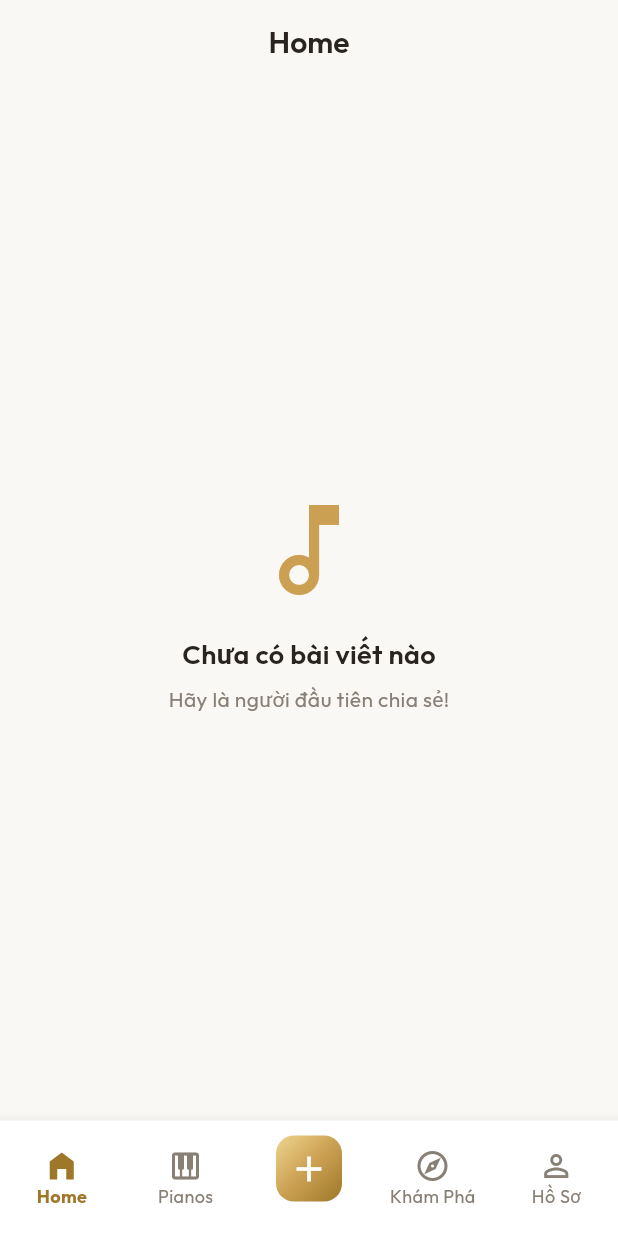
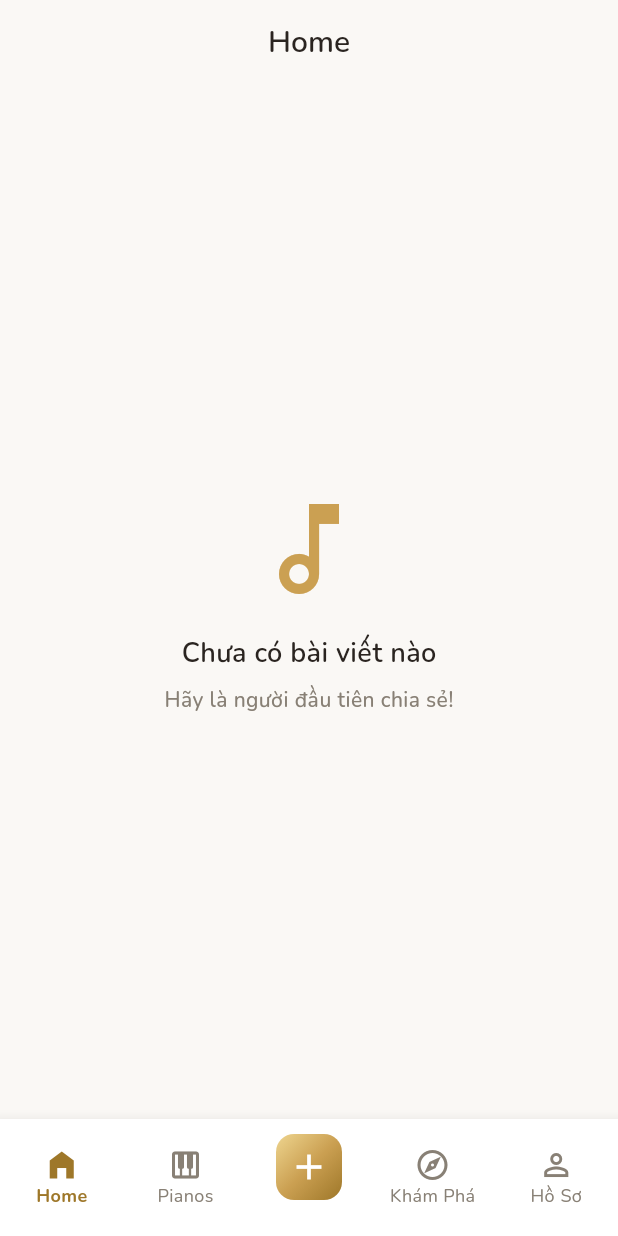
Before and after one commit to doisn2003/XpianoMobile, a Flutter app: the screen it shows after launch, on a phone screen of 412 x 824 dp. Run offline on Flutter 3.47's test engine with Material 3 defaults, Android fonts, the phone set to English and light mode, and no system bars; our stand-ins replace cached_network_image, dartz, dio, equatable, flutter_bloc, flutter_dotenv and 8 more; missing offline and left inert: cached_video_player_plus, video_compress; accounts and stored records are empty; network calls fail.

Commit message:
fix: theme

```diff
--- a/lib/core/theme/app_theme.dart
+++ b/lib/core/theme/app_theme.dart
@@ -45,21 +45,21 @@ class AppTheme {
         onSurface: textPrimary,
       ),
 
-      // Google Font: Outfit hoặc Nunito có nét mềm mại, hiện đại và sang trọng như ảnh mẫu
-      textTheme: GoogleFonts.outfitTextTheme().copyWith(
-        displayLarge: GoogleFonts.outfit(color: textPrimary, fontWeight: FontWeight.bold),
-        displayMedium: GoogleFonts.outfit(color: textPrimary, fontWeight: FontWeight.bold),
-        displaySmall: GoogleFonts.outfit(color: textPrimary, fontWeight: FontWeight.bold),
-        headlineLarge: GoogleFonts.outfit(color: textPrimary, fontWeight: FontWeight.bold),
-        headlineMedium: GoogleFonts.outfit(color: textPrimary, fontWeight: FontWeight.bold),
-        headlineSmall: GoogleFonts.outfit(color: textPrimary, fontWeight: FontWeight.bold),
-        titleLarge: GoogleFonts.outfit(color: textPrimary, fontWeight: FontWeight.w700),
-        titleMedium: GoogleFonts.outfit(color: textPrimary, fontWeight: FontWeight.w600),
-        titleSmall: GoogleFonts.outfit(color: textPrimary, fontWeight: FontWeight.w500),
-        bodyLarge: GoogleFonts.outfit(color: textPrimary),
-        bodyMedium: GoogleFonts.outfit(color: textPrimary),
-        bodySmall: GoogleFonts.outfit(color: textSecondary),
-        labelLarge: GoogleFonts.outfit(color: textPrimary, fontWeight: FontWeight.w600),
+      // Google Font: Nunito có nét mềm mại, hỗ trợ tiếng Việt tốt
+      textTheme: GoogleFonts.nunitoTextTheme().copyWith(
+        displayLarge: GoogleFonts.nunito(color: textPrimary, fontWeight: FontWeight.bold),
+        displayMedium: GoogleFonts.nunito(color: textPrimary, fontWeight: FontWeight.bold),
+        displaySmall: GoogleFonts.nunito(color: textPrimary, fontWeight: FontWeight.bold),
+        headlineLarge: GoogleFonts.nunito(color: textPrimary, fontWeight: FontWeight.bold),
+        headlineMedium: GoogleFonts.nunito(color: textPrimary, fontWeight: FontWeight.bold),
+        headlineSmall: GoogleFonts.nunito(color: textPrimary, fontWeight: FontWeight.bold),
+        titleLarge: GoogleFonts.nunito(color: textPrimary, fontWeight: FontWeight.w700),
+        titleMedium: GoogleFonts.nunito(color: textPrimary, fontWeight: FontWeight.w600),
+        titleSmall: GoogleFonts.nunito(color: textPrimary, fontWeight: FontWeight.w500),
+        bodyLarge: GoogleFonts.nunito(color: textPrimary, fontWeight: FontWeight.w500),
+        bodyMedium: GoogleFonts.nunito(color: textPrimary, fontWeight: FontWeight.w500),
+        bodySmall: GoogleFonts.nunito(color: textSecondary, fontWeight: FontWeight.w500),
+        labelLarge: GoogleFonts.nunito(color: textPrimary, fontWeight: FontWeight.w600),
       ),
 
       appBarTheme: AppBarTheme(
@@ -73,7 +73,7 @@ class AppTheme {
           statusBarIconBrightness: Brightness.dark,
           statusBarBrightness: Brightness.light,
         ),
-        titleTextStyle: GoogleFonts.outfit(
+        titleTextStyle: GoogleFonts.nunito(
           color: textPrimary,
           fontSize: 20,
           fontWeight: FontWeight.w600,
@@ -109,7 +109,7 @@ class AppTheme {
             borderRadius: BorderRadius.circular(24),
           ),
           padding: const EdgeInsets.symmetric(horizontal: 24, vertical: 12),
-          textStyle: GoogleFonts.outfit(fontWeight: FontWeight.w600, fontSize: 14),
+          textStyle: GoogleFonts.nunito(fontWeight: FontWeight.w600, fontSize: 14),
         ),
       ),
 
@@ -121,7 +121,7 @@ class AppTheme {
             borderRadius: BorderRadius.circular(24),
           ),
           padding: const EdgeInsets.symmetric(horizontal: 24, vertical: 12),
-          textStyle: GoogleFonts.outfit(fontWeight: FontWeight.w600, fontSize: 14, color: textPrimary),
+          textStyle: GoogleFonts.nunito(fontWeight: FontWeight.w600, fontSize: 14, color: textPrimary),
         ),
       ),
 
--- a/lib/core/widgets/user_avatar_widget.dart
+++ b/lib/core/widgets/user_avatar_widget.dart
@@ -52,7 +52,7 @@ class UserAvatarWidget extends StatelessWidget {
               child: avatarUrl == null || avatarUrl!.isEmpty
                   ? Text(
                       fullName.isNotEmpty ? fullName[0].toUpperCase() : '?',
-                      style: GoogleFonts.outfit(
+                      style: GoogleFonts.nunito(
                         color: Colors.white,
                         fontWeight: FontWeight.bold,
                         fontSize: radius * 0.8,
@@ -73,7 +73,7 @@ class UserAvatarWidget extends StatelessWidget {
               ),
               child: Text(
                 'GV',
-                style: GoogleFonts.outfit(
+                style: GoogleFonts.nunito(
                   color: Colors.white,
                   fontSize: 9,
                   fontWeight: FontWeight.bold,
--- a/lib/features/feed/presentation/pages/feed_screen.dart
+++ b/lib/features/feed/presentation/pages/feed_screen.dart
@@ -120,7 +120,7 @@ class _FeedBodyState extends State<_FeedBody> {
                 children: [
                   Icon(Icons.wifi_off, color: AppTheme.textSecondary.withValues(alpha: 128), size: 64),
                   const SizedBox(height: 16),
-                  Text('Không thể tải feed', style: GoogleFonts.outfit(
+                  Text('Không thể tải feed', style: GoogleFonts.nunito(
                     fontSize: 18, fontWeight: FontWeight.w600, color: AppTheme.textPrimary,
                   )),
                   const SizedBox(height: 8),
@@ -128,7 +128,7 @@ class _FeedBodyState extends State<_FeedBody> {
                     padding: const EdgeInsets.symmetric(horizontal: 32),
                     child: Text(
                       state.message,
-                      style: GoogleFonts.outfit(color: AppTheme.textSecondary, fontSize: 13),
+                      style: GoogleFonts.nunito(color: AppTheme.textSecondary, fontSize: 13),
                       textAlign: TextAlign.center,
                     ),
                   ),
@@ -166,11 +166,11 @@ class _FeedBodyState extends State<_FeedBody> {
                   children: [
                     Icon(Icons.music_note_outlined, size: 80, color: AppTheme.primaryGold.withValues(alpha: 77)),
                     const SizedBox(height: 16),
-                    Text('Chưa có bài viết nào', style: GoogleFonts.outfit(
+                    Text('Chưa có bài viết nào', style: GoogleFonts.nunito(
                       fontSize: 18, fontWeight: FontWeight.w600, color: AppTheme.textPrimary,
                     )),
                     const SizedBox(height: 8),
-                    Text('Hãy là người đầu tiên chia sẻ!', style: GoogleFonts.outfit(
+                    Text('Hãy là người đầu tiên chia sẻ!', style: GoogleFonts.nunito(
                       color: AppTheme.textSecondary, fontSize: 14,
                     )),
                   ],
@@ -351,7 +351,7 @@ class _VideoContentState extends State<_VideoContent> {
             children: [
               Icon(Icons.error_outline, color: AppTheme.textSecondary.withValues(alpha: 128), size: 48),
               const SizedBox(height: 8),
-              Text('Không thể phát video', style: GoogleFonts.outfit(color: AppTheme.textSecondary)),
+              Text('Không thể phát video', style: GoogleFonts.nunito(color: AppTheme.textSecondary)),
             ],
           ),
         ),
@@ -518,7 +518,7 @@ class _TextContent extends StatelessWidget {
             if (post.title != null && post.title!.isNotEmpty) ...[
               Text(
                 post.title!,
-                style: GoogleFonts.outfit(
+                style: GoogleFonts.nunito(
                   color: AppTheme.textPrimary,
                   fontSize: 26,
                   fontWeight: FontWeight.bold,
@@ -530,7 +530,7 @@ class _TextContent extends StatelessWidget {
             if (post.content != null && post.content!.isNotEmpty)
               Text(
                 post.content!,
-                style: GoogleFonts.outfit(
+                style: GoogleFonts.nunito(
                   color: AppTheme.textPrimary,
                   fontSize: 17,
                   height: 1.6,
--- a/lib/features/profile/presentation/pages/wallet_screen.dart
+++ b/lib/features/profile/presentation/pages/wallet_screen.dart
@@ -297,7 +297,7 @@ class _WalletViewState extends State<_WalletView> {
             : null,
         trailing: Text(
           '$prefix${format.format(tx.amount)}',
-          style: TextStyle(color: amountColor, fontWeight: FontWeight.bold, fontSize: 15),
+          style: TextStyle(color: amountColor, fontWeight: FontWeight.bold, fontSize: 12),
         ),
       ),
     );
```
Also changed, not shown: lib/features/feed/presentation/pages/user_profile_screen.dart (+21 -21 lines), lib/features/feed/presentation/widgets/comment_bottom_sheet.dart (+15 -15 lines), lib/features/feed/presentation/widgets/post_overlay.dart (+8 -8 lines).
